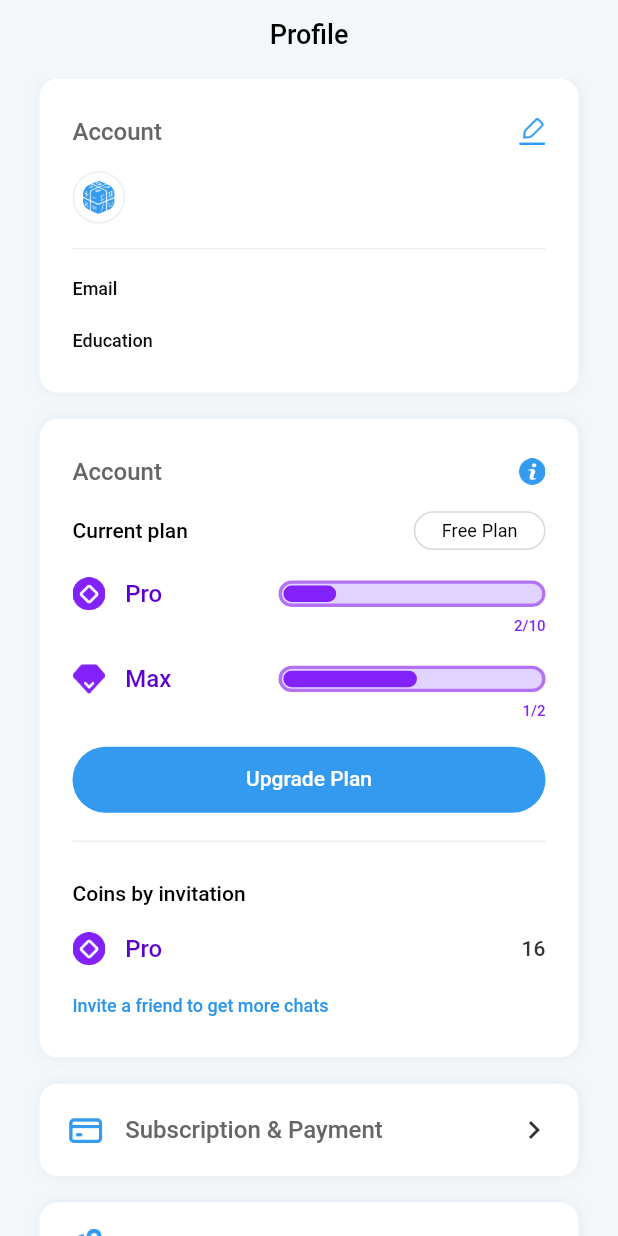
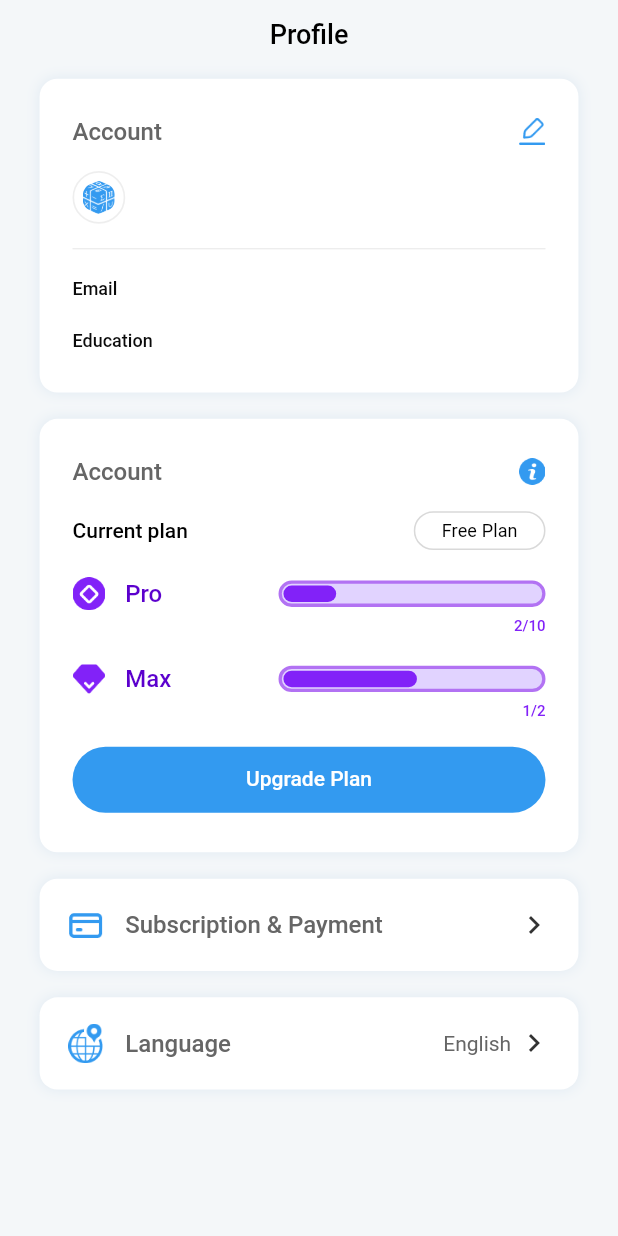
Before and after one commit to DreamRender/mathgptpro_mclient_flutter_new, a Flutter app: the HomePageMyView screen opened directly, on a phone screen of 412 x 824 dp. Run offline on Flutter 3.47's test engine with Material 3 defaults, Android fonts, the phone set to English and light mode, and no system bars; our stand-ins replace cached_network_image, dio, dropdown_button2, event_bus, flutter_image_compress, flutter_native_splash and 10 more; missing offline and left inert: clipboard, crop_image, enum_to_string, jwt_decode, latext, wechat_assets_picker and 1 more; accounts and stored records are empty; network calls fail; statements that could not run were skipped.

Commit message:
feat: remove invitation module

```diff
--- a/lib/view/home_module/home_page_my_view.dart
+++ b/lib/view/home_module/home_page_my_view.dart
@@ -409,73 +409,73 @@ class _HomePageMyViewState extends State<HomePageMyView> {
                           ),
                         ),
                       ),
-                      SizedBox(
-                        height: 2.w,
-                      ),
-                      Container(
-                        width: Get.width,
-                        height: 0.5,
-                        margin: EdgeInsets.only(top: 15.w),
-                        color: const Color(0xFFDDDDDD),
-                      ),
-                      Container(
-                        alignment: Alignment.centerLeft,
-                        margin: EdgeInsets.only(top: 24.w),
-                        child: const Text(
-                          'Coins by invitation',
-                          style: TextStyle(
-                            color: Colors.black,
-                            fontSize: 14,
-                            fontFamily: 'Roboto',
-                            fontWeight: FontWeight.w500,
-                            height: 0,
-                          ),
-                        ),
-                      ),
-                      Container(
-                        margin: EdgeInsets.only(top: 16.w),
-                        child: Row(
-                          children: [
-                            Image(
-                                width: 20.w,
-                                height: 20.w,
-                                image: const AssetImage(
-                                    "public/asset/icon/coin.png")),
-                            SizedBox(
-                              width: 12.w,
-                            ),
-                            const Text(
-                              'Pro',
-                              style: TextStyle(
-                                fontSize: 16,
-                                fontWeight: FontWeight.w500,
-                                color: Color(0xFF5B00CD),
-                              ),
-                            ),
-                            const Spacer(),
-                            const Text(
-                              '16',
-                              style: TextStyle(
-                                fontSize: 14,
-                                fontWeight: FontWeight.w500,
-                                color: Color(0xFF333333),
-                              ),
-                            )
-                          ],
-                        ),
-                      ),
-                      Container(
-                        alignment: Alignment.centerLeft,
-                        margin: EdgeInsets.only(top: 16.w),
-                        child: const Text(
-                          'Invite a friend to get more chats',
-                          style: TextStyle(
-                            fontSize: 12,
-                            fontWeight: FontWeight.w500,
-                            color: Color(0xFF2B95EB),
-                          ),
-                        ),
-                      )
+                      // SizedBox(
+                      //   height: 2.w,
+                      // ),
+                      // Container(
+                      //   width: Get.width,
+                      //   height: 0.5,
+                      //   margin: EdgeInsets.only(top: 15.w),
+                      //   color: const Color(0xFFDDDDDD),
+                      // ),
+                      // Container(
+                      //   alignment: Alignment.centerLeft,
+                      //   margin: EdgeInsets.only(top: 24.w),
+                      //   child: const Text(
+                      //     'Coins by invitation',
+                      //     style: TextStyle(
+                      //       color: Colors.black,
+                      //       fontSize: 14,
+                      //       fontFamily: 'Roboto',
+                      //       fontWeight: FontWeight.w500,
+                      //       height: 0,
+                      //     ),
+                      //   ),
+                      // ),
+                      // Container(
+                      //   margin: EdgeInsets.only(top: 16.w),
+                      //   child: Row(
+                      //     children: [
+                      //       Image(
+                      //           width: 20.w,
+                      //           height: 20.w,
+                      //           image: const AssetImage(
+                      //               "public/asset/icon/coin.png")),
+                      //       SizedBox(
+                      //         width: 12.w,
+                      //       ),
+                      //       const Text(
+                      //         'Pro',
+                      //         style: TextStyle(
+                      //           fontSize: 16,
+                      //           fontWeight: FontWeight.w500,
+                      //           color: Color(0xFF5B00CD),
+                      //         ),
+                      //       ),
+                      //       const Spacer(),
+                      //       const Text(
+                      //         '16',
+                      //         style: TextStyle(
+                      //           fontSize: 14,
+                      //           fontWeight: FontWeight.w500,
+                      //           color: Color(0xFF333333),
+                      //         ),
+                      //       )
+                      //     ],
+                      //   ),
+                      // ),
+                      // Container(
+                      //   alignment: Alignment.centerLeft,
+                      //   margin: EdgeInsets.only(top: 16.w),
+                      //   child: const Text(
+                      //     'Invite a friend to get more chats',
+                      //     style: TextStyle(
+                      //       fontSize: 12,
+                      //       fontWeight: FontWeight.w500,
+                      //       color: Color(0xFF2B95EB),
+                      //     ),
+                      //   ),
+                      // )
                     ],
                   ),
                 ),
```
